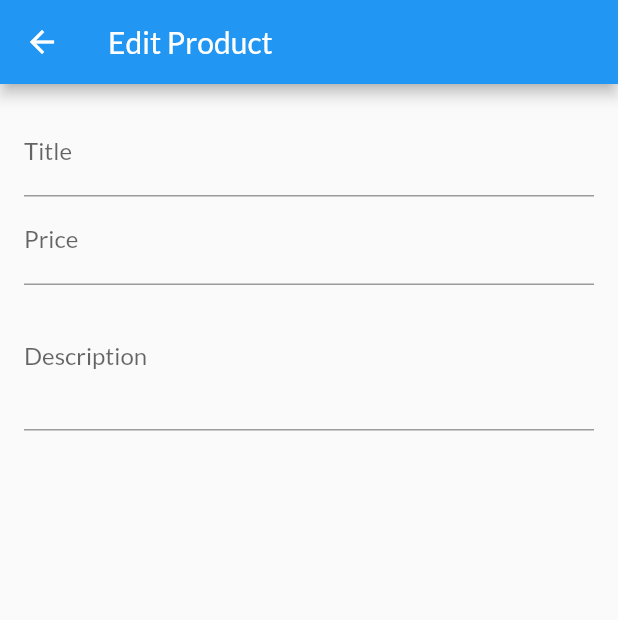
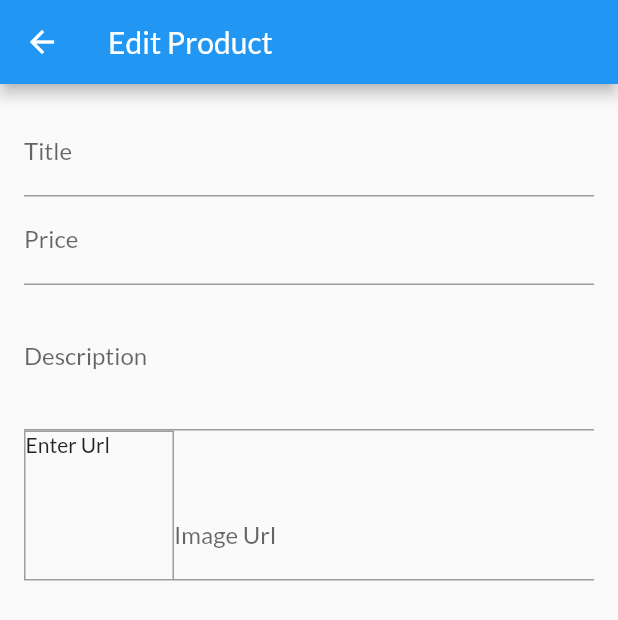
Before and after one commit to YuckiestPenguin/shop_app_flutter, a Flutter app: the EditProductScreen screen opened by its route, on a phone screen of 412 x 824 dp. Shown: the top 620 px of the screen. Run offline on Flutter 3.47's test engine with Material 2 defaults, Android fonts, the phone set to English and light mode, and no system bars; network calls fail.

Commit message:
added image url preview

```diff
--- a/lib/screens/edit_product_screen.dart
+++ b/lib/screens/edit_product_screen.dart
@@ -10,12 +10,31 @@ class EditProductScreen extends StatefulWidget {
 class _EditProductScreenState extends State<EditProductScreen> {
   final _priceFocusNode = FocusNode();
   final _descriptionNode = FocusNode();
+  final _imageUrlNode = FocusNode();
+  final _imageUrlController = TextEditingController();
+
+  @override
+  void initState() {
+    _imageUrlNode.addListener(_updateImageUrl);
+    super.initState();
+  }
 
   @override
   void dispose() {
+    _imageUrlNode.removeListener(_updateImageUrl);
     _priceFocusNode.dispose();
     _descriptionNode.dispose();
+    _imageUrlController.dispose();
+    _imageUrlNode.dispose();
     super.dispose();
+  }
+
+  void _updateImageUrl() {
+    if (!_imageUrlNode.hasFocus) {
+      setState(() {
+
+      });
+    }
   }
 
   Widget build(BuildContext context) {
@@ -50,6 +69,37 @@ class _EditProductScreenState extends State<EditProductScreen> {
                 keyboardType: TextInputType.multiline,
                 focusNode: _descriptionNode,
               ),
+              Row(
+                crossAxisAlignment: CrossAxisAlignment.end,
+                children: <Widget>[
+                  Container(
+                    height: 100,
+                    width: 100,
+                    decoration: BoxDecoration(
+                      border: Border.all(
+                        width: 1,
+                        color: Colors.grey,
+                      ),
+                    ),
+                    child: _imageUrlController.text.isEmpty
+                        ? Text('Enter Url')
+                        : FittedBox(
+                      child: Image.network(_imageUrlController.text,
+                          fit: BoxFit.cover),
+                    ),
+                  ),
+                  Expanded(
+                    child: TextFormField(
+                      decoration: InputDecoration(labelText: 'Image Url'),
+                      keyboardType: TextInputType.url,
+                      textInputAction: TextInputAction.done,
+                      controller: _imageUrlController,
+                      focusNode: _imageUrlNode,
+
+                    ),
+                  )
+                ],
+              )
             ],
           ),
         ),
```
